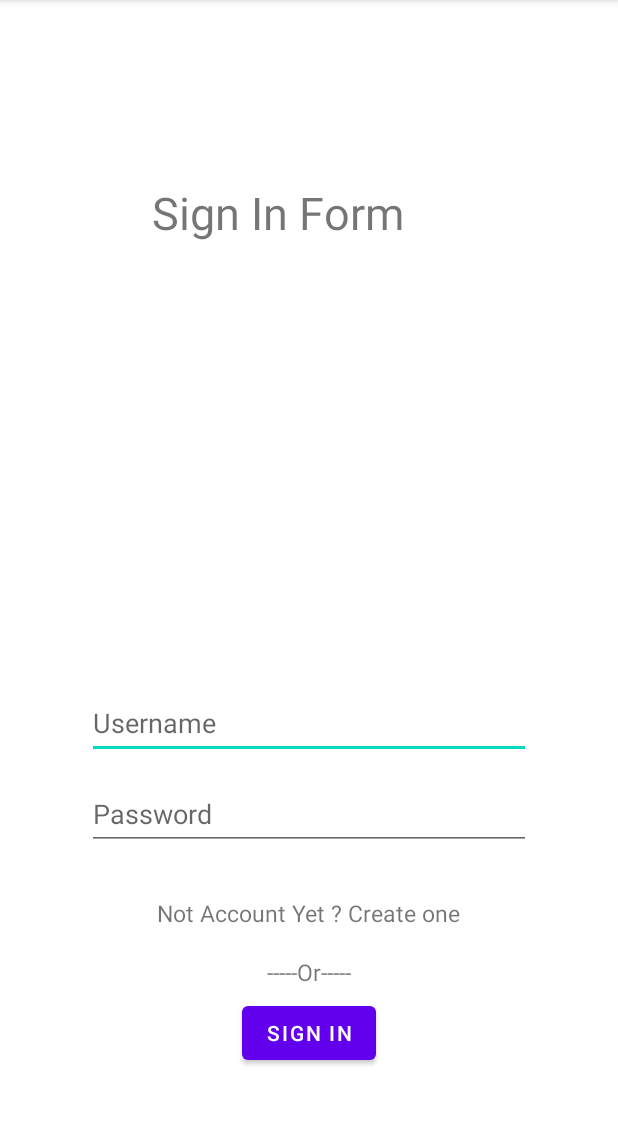
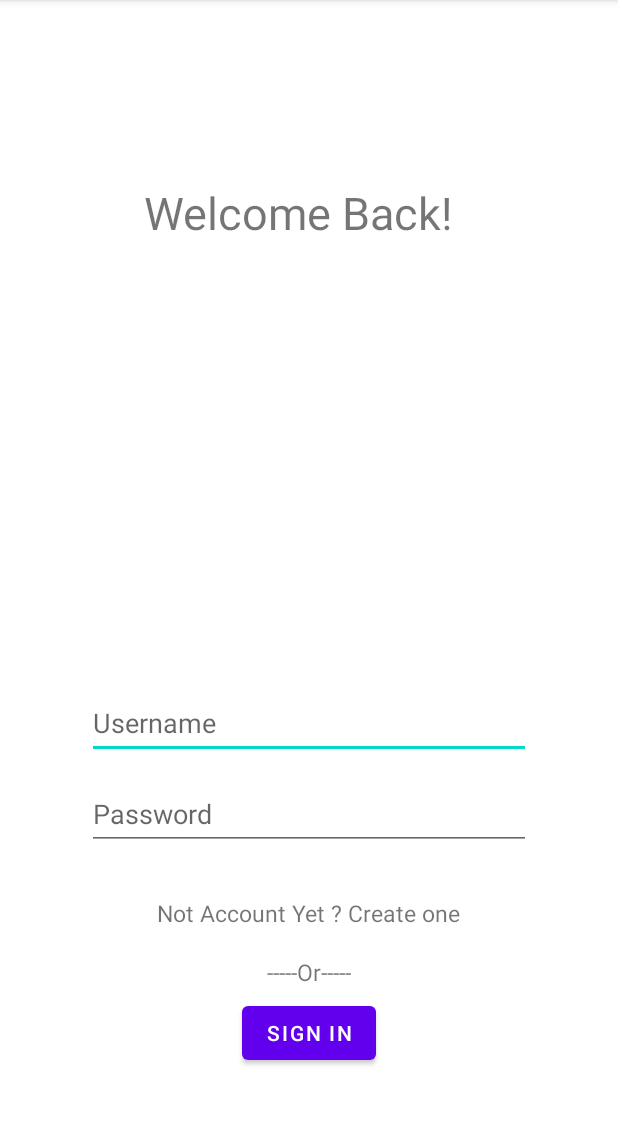
Before and after one commit to TungThnh/PRM391-Sell-Product, an Android app: the LoginActivity screen opened directly, with no data from a screen before it, on a phone screen of 412 x 824 dp, the part 84-1209 px from its top. Run offline under Robolectric (Android 15) with nearby library versions, the phone set to English and light mode, and no system bars.

Commit message:
Update activity_login.xml

```diff
--- a/PRM391SellProduct/app/src/main/res/layout/activity_login.xml
+++ b/PRM391SellProduct/app/src/main/res/layout/activity_login.xml
@@ -8,13 +8,13 @@
 
     <TextView
         android:id="@+id/textView"
-        android:layout_width="188dp"
+        android:layout_width="220dp"
         android:layout_height="74dp"
-        android:text="Sign In Form"
+        android:text="Welcome Back!"
         android:textSize="30sp"
         app:layout_constraintBottom_toBottomOf="parent"
         app:layout_constraintEnd_toEndOf="parent"
-        app:layout_constraintHorizontal_bias="0.452"
+        app:layout_constraintHorizontal_bias="0.5"
         app:layout_constraintStart_toStartOf="parent"
         app:layout_constraintTop_toTopOf="parent"
         app:layout_constraintVertical_bias="0.175" />
```
